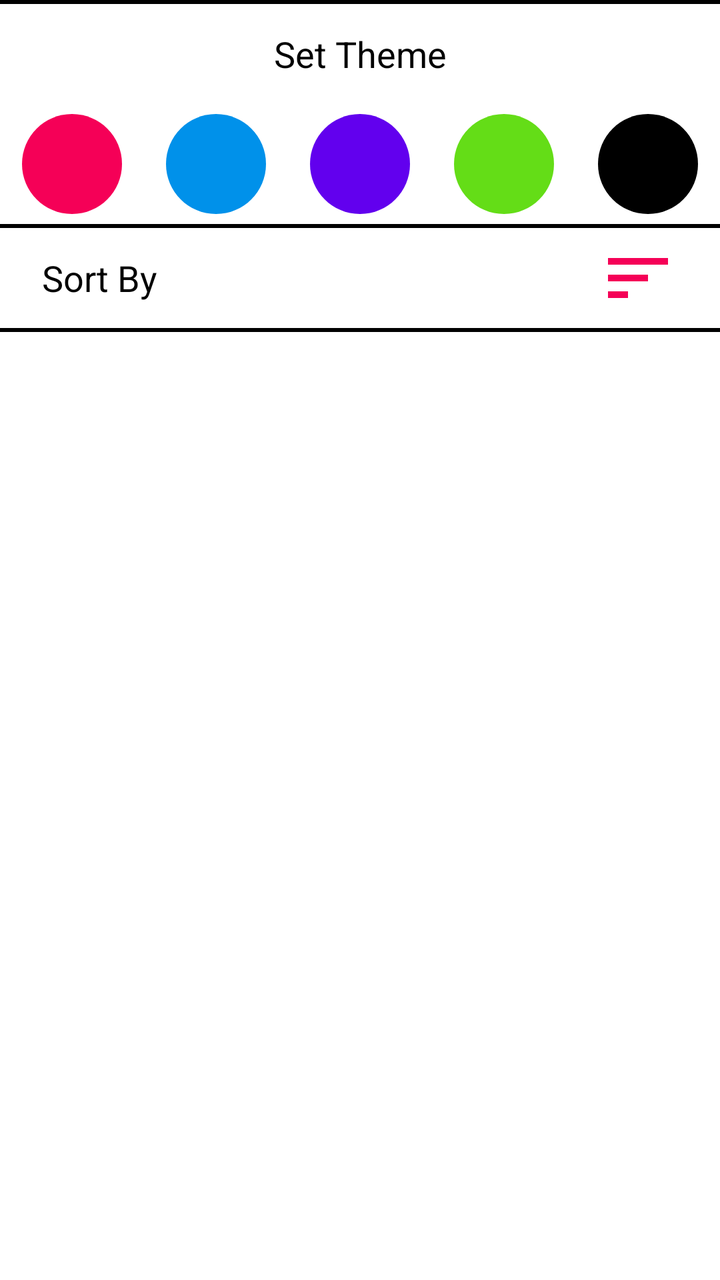
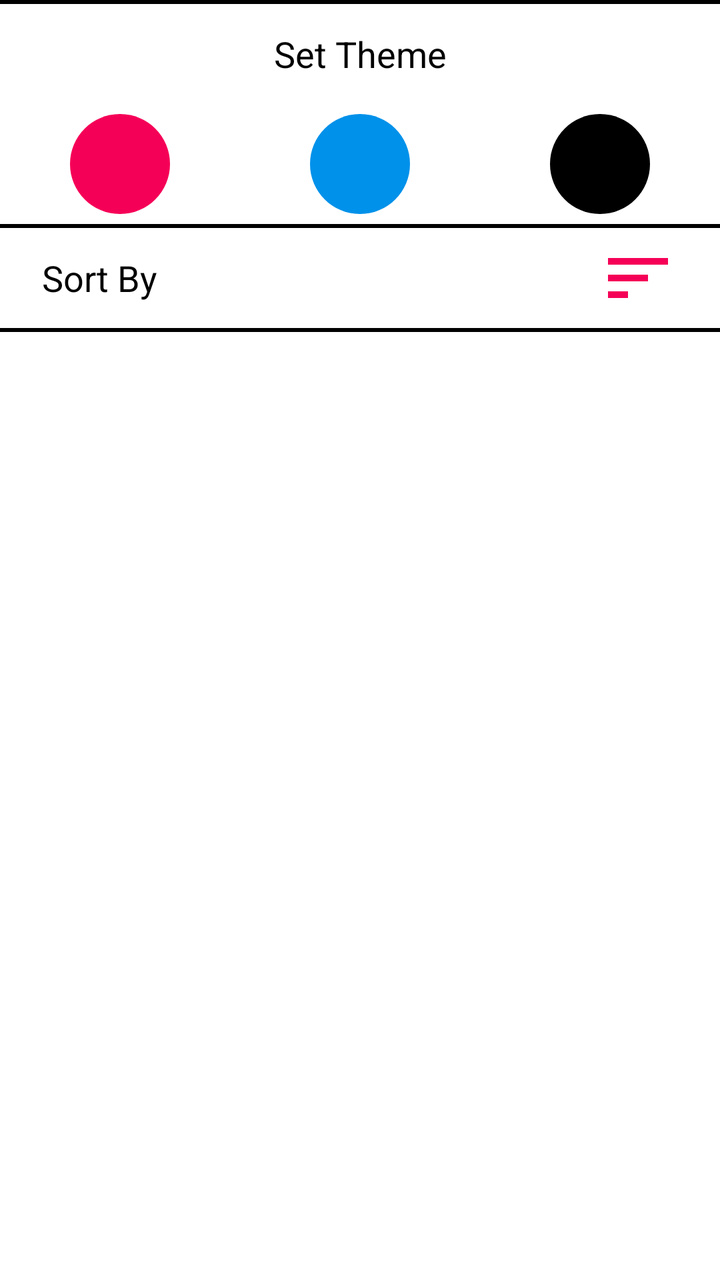

Screens rendered from an Android XML layout before and after an edit, with the pre-edit source and the edit as a unified diff.
<!-- AndroidManifest.xml: application theme AppTheme -->
<!-- res/layout/activity_settings.xml -->
<?xml version="1.0" encoding="utf-8"?>
<LinearLayout xmlns:android="http://schemas.android.com/apk/res/android"
    xmlns:tools="http://schemas.android.com/tools"
    android:layout_width="match_parent"
    android:layout_height="match_parent"
    tools:context=".musicplayer.SettingsActivity"
    android:orientation="vertical"
    android:background="@color/black">

    <TextView
        android:layout_width="match_parent"
        android:layout_height="50dp"
        android:text="@string/set_theme"
        android:background="@color/white"
        android:textSize="18sp"
        android:textColor="@color/black"
        android:layout_marginTop="2dp"
        android:gravity="center"/>
    <LinearLayout
        android:layout_width="match_parent"
        android:layout_height="60dp"
        android:orientation="horizontal"
        android:background="@color/white">
        <com.google.android.material.imageview.ShapeableImageView
            android:id="@+id/coolPinkTheme"
            android:layout_width="0dp"
            android:layout_height="match_parent"
            android:layout_weight="1"
            android:src="@drawable/circle_icon"
            android:tint="@color/cool_pink"/>
        <com.google.android.material.imageview.ShapeableImageView
            android:id="@+id/coolBlueTheme"
            android:layout_width="0dp"
            android:layout_height="match_parent"
            android:layout_weight="1"
            android:src="@drawable/circle_icon"
            android:tint="@color/cool_blue"/>
        <com.google.android.material.imageview.ShapeableImageView
            android:id="@+id/coolPurpleTheme"
            android:layout_width="0dp"
            android:layout_height="match_parent"
            android:layout_weight="1"
            android:src="@drawable/circle_icon"
            android:tint="@color/purple_500"/>
        <com.google.android.material.imageview.ShapeableImageView
            android:id="@+id/coolGreenTheme"
            android:layout_width="0dp"
            android:layout_height="match_parent"
            android:layout_weight="1"
            android:src="@drawable/circle_icon"
            android:tint="@color/cool_green"/>
        <com.google.android.material.imageview.ShapeableImageView
            android:id="@+id/coolBlackTheme"
            android:layout_width="0dp"
            android:layout_height="match_parent"
            android:layout_weight="1"
            android:src="@drawable/circle_icon"
            android:tint="@color/black"/>

    </LinearLayout>

    <LinearLayout
        android:layout_width="match_parent"
        android:layout_height="50dp"
        android:orientation="horizontal"
        android:background="@color/white"
        android:paddingHorizontal="16dp"
        android:layout_marginVertical="2dp">
        <TextView
            android:layout_width="0dp"
            android:layout_height="50dp"
            android:text="@string/sort_by"
            android:background="@color/white"
            android:textSize="18sp"
            android:textColor="@color/black"
            android:gravity="center|start"
            android:layout_weight="1"
            android:paddingStart="5dp"
            tools:ignore="RtlSymmetry" />
        <com.google.android.material.imageview.ShapeableImageView
            android:id="@+id/sortBtn"
            android:layout_width="50dp"
            android:layout_height="match_parent"
            android:src="@drawable/sort_icon"
            android:tint="@color/cool_pink"
            android:padding="5dp"/>
    </LinearLayout>

    <TextView
        android:id="@+id/versionName"
        android:layout_width="match_parent"
        android:layout_height="match_parent"
        android:text="@string/version_name"
        android:background="@color/white"
        android:textSize="18sp"
        android:textColor="@color/black"
        android:padding="16dp"/>

</LinearLayout>
<!-- resources referenced by this layout -->
<resources>
  <color name="black">#FF000000</color>
  <color name="cool_blue">#0091EA</color>
  <color name="cool_green">#64DD17</color>
  <color name="cool_pink">#F50057</color>
  <color name="purple_500">#FF6200EE</color>
  <color name="white">#FFFFFFFF</color>
  <!-- drawable circle_icon (drawable) -->
  <vector xmlns:android="http://schemas.android.com/apk/res/android"
      android:width="24dp"
      android:height="24dp"
      android:viewportWidth="24"
      android:viewportHeight="24"
      android:tint="?attr/colorControlNormal">
    <path
        android:fillColor="@android:color/white"
        android:pathData="M12,2C6.47,2 2,6.47 2,12s4.47,10 10,10 10,-4.47 10,-10S17.53,2 12,2z"/>
  </vector>
  <!-- drawable sort_icon (drawable) -->
  <vector xmlns:android="http://schemas.android.com/apk/res/android"
      android:width="24dp"
      android:height="24dp"
      android:viewportWidth="24"
      android:viewportHeight="24"
      android:tint="?attr/colorControlNormal"
      android:autoMirrored="true">
    <path
        android:fillColor="@android:color/white"
        android:pathData="M3,18h6v-2L3,16v2zM3,6v2h18L21,6L3,6zM3,13h12v-2L3,11v2z"/>
  </vector>
  <string name="set_theme">Set Theme</string>
  <string name="sort_by">Sort By</string>
  <string name="version_name">  </string>
  <style name="AppTheme" parent="Theme.MaterialComponents.Light.NoActionBar">
          
  
          <item name="colorPrimary">@color/white</item>   
          <item name="colorPrimaryVariant">@color/white</item>
          <item name="colorOnPrimary">@color/white</item>
          <item name="colorSecondary">@color/yellow</item>
          <item name="colorSecondaryVariant">@color/yellow</item>
          <item name="colorOnSecondary">@color/black</item>
          <item name="android:statusBarColor">@color/black</item>
          <item name="android:navigationBarColor">@color/black</item>
          <item name="android:windowActivityTransitions">true</item>
      </style>
  <color name="yellow">#FFFF00</color>
</resources>

<!-- the commit's change to res/layout/activity_settings.xml (unified diff, before → after) -->
@@ -35,21 +35,7 @@
             android:layout_weight="1"
             android:src="@drawable/circle_icon"
             android:tint="@color/cool_blue"/>
-        <com.google.android.material.imageview.ShapeableImageView
-            android:id="@+id/coolPurpleTheme"
-            android:layout_width="0dp"
-            android:layout_height="match_parent"
-            android:layout_weight="1"
-            android:src="@drawable/circle_icon"
-            android:tint="@color/purple_500"/>
-        <com.google.android.material.imageview.ShapeableImageView
-            android:id="@+id/coolGreenTheme"
-            android:layout_width="0dp"
-            android:layout_height="match_parent"
-            android:layout_weight="1"
-            android:src="@drawable/circle_icon"
-            android:tint="@color/cool_green"/>
-        <com.google.android.material.imageview.ShapeableImageView
+         <com.google.android.material.imageview.ShapeableImageView
             android:id="@+id/coolBlackTheme"
             android:layout_width="0dp"
             android:layout_height="match_parent"
<!-- resource entries referenced after the edit -->
@@ -2,9 +2,7 @@
 <resources>
   <color name="black">#FF000000</color>
   <color name="cool_blue">#0091EA</color>
-  <color name="cool_green">#64DD17</color>
   <color name="cool_pink">#F50057</color>
-  <color name="purple_500">#FF6200EE</color>
   <color name="white">#FFFFFFFF</color>
   <!-- drawable circle_icon (drawable) -->
   <vector xmlns:android="http://schemas.android.com/apk/res/android"
